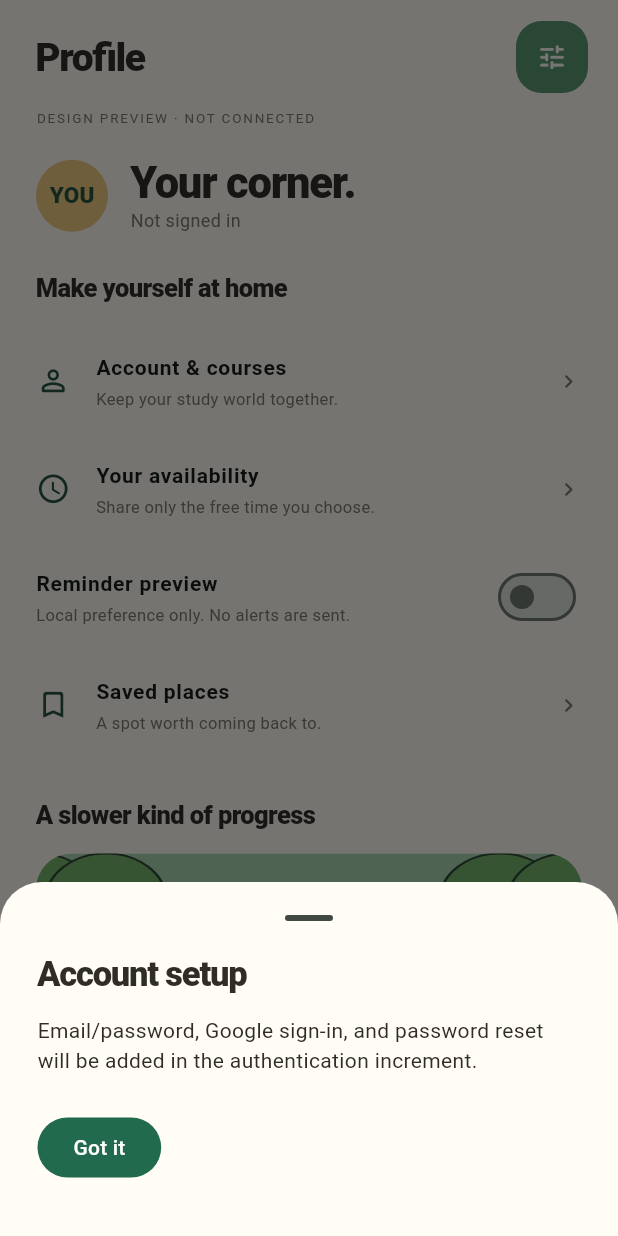
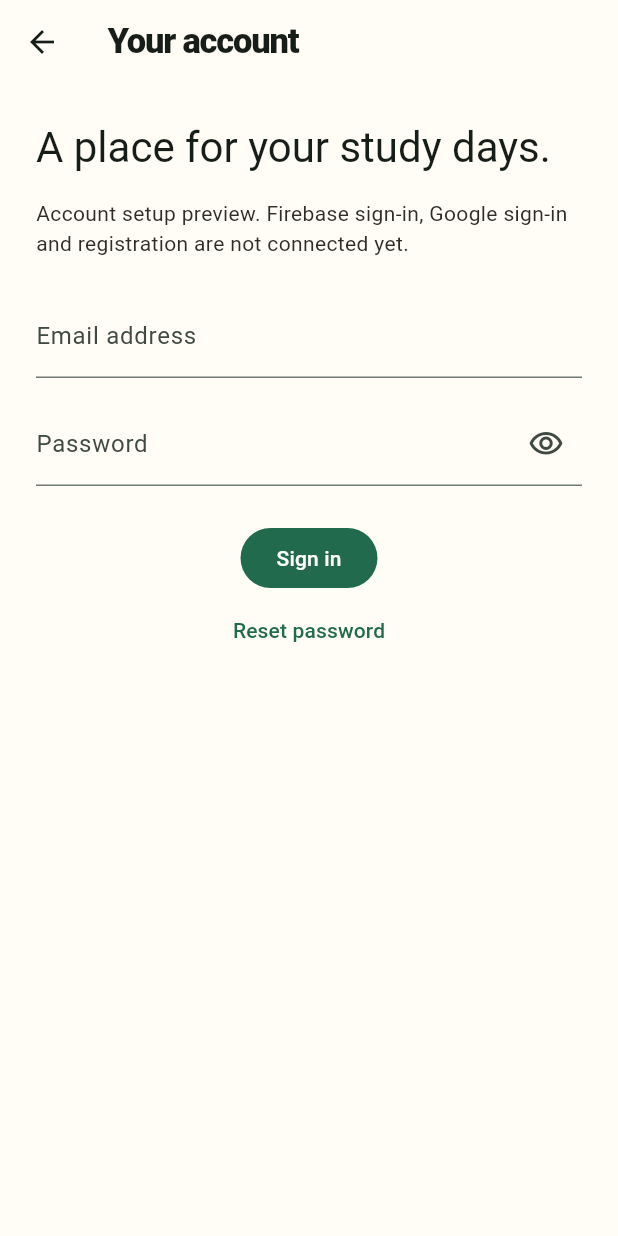
Before and after one commit to ozemoya/focusnflow, a Flutter app: the screen it shows after launch, item 4 of the bottom bar chosen, after a tap on "Account & courses", on a phone screen of 412 x 824 dp. Run offline on Flutter 3.47's test engine with Material 3 defaults, Android fonts, the phone set to English and light mode, and no system bars.

Commit message:
Add validated account form and request lifecycle foundation
Closes #1. Keep cloud authentication explicitly unavailable until Firebase is configured; verify local validation, request locking, reset privacy and failure recovery.

```diff
--- /dev/null
+++ b/lib/auth/account_service.dart
@@ -0,0 +1,48 @@
+class Account {
+  const Account({required this.uid, required this.email});
+
+  final String uid;
+  final String email;
+}
+
+abstract interface class AccountService {
+  Future<Account> signIn(String email, String password);
+  Future<void> resetPassword(String email);
+}
+
+class AccountFailure implements Exception {
+  const AccountFailure(this.message);
+
+  final String message;
+}
+
+class UnconfiguredAccountService implements AccountService {
+  const UnconfiguredAccountService();
+
+  static const message =
+      'Account services are not connected yet. No details were sent.';
+
+  @override
+  Future<Account> signIn(String email, String password) async {
+    throw const AccountFailure(message);
+  }
+
+  @override
+  Future<void> resetPassword(String email) async {
+    throw const AccountFailure(message);
+  }
+}
+
+String? validateEmail(String? value) {
+  final email = value?.trim() ?? '';
+  if (email.isEmpty) return 'Enter your email address.';
+  if (email.length > 254 ||
+      !RegExp(r'^[^\s@]+@[^\s@]+\.[^\s@]+$').hasMatch(email)) {
+    return 'Enter a valid email address.';
+  }
+  return null;
+}
+
+String? validateSignInPassword(String? value) {
+  return value == null || value.isEmpty ? 'Enter your password.' : null;
+}
--- /dev/null
+++ b/lib/auth/sign_in_page.dart
@@ -0,0 +1,159 @@
+import 'package:flutter/material.dart';
+
+import 'account_service.dart';
+
+class SignInPage extends StatefulWidget {
+  const SignInPage({
+    super.key,
+    this.service = const UnconfiguredAccountService(),
+  });
+
+  final AccountService service;
+
+  @override
+  State<SignInPage> createState() => _SignInPageState();
+}
+
+class _SignInPageState extends State<SignInPage> {
+  final form = GlobalKey<FormState>();
+  final email = TextEditingController();
+  final password = TextEditingController();
+  bool busy = false;
+  bool hidePassword = true;
+  String? message;
+
+  @override
+  void dispose() {
+    email.dispose();
+    password.dispose();
+    super.dispose();
+  }
+
+  Future<void> submit({bool reset = false}) async {
+    if (busy) return;
+    FocusScope.of(context).unfocus();
+    setState(() => message = null);
+    if (reset) {
+      final error = validateEmail(email.text);
+      if (error != null) {
+        setState(() => message = error);
+        return;
+      }
+    } else if (!form.currentState!.validate()) {
+      return;
+    }
+    setState(() => busy = true);
+    try {
+      if (reset) {
+        await widget.service.resetPassword(email.text.trim());
+        if (!mounted) return;
+        setState(() {
+          message = 'If this address has an account, check your inbox for a reset link.';
+        });
+      } else {
+        final account = await widget.service.signIn(
+          email.text.trim(),
+          password.text,
+        );
+        if (!mounted) return;
+        Navigator.of(context).pop(account);
+      }
+    } on AccountFailure catch (error) {
+      if (mounted) setState(() => message = error.message);
+    } catch (_) {
+      if (mounted) {
+        setState(
+          () => message = 'We could not reach account services. Try again.',
+        );
+      }
+    } finally {
+      if (mounted) setState(() => busy = false);
+    }
+  }
+
+  @override
+  Widget build(BuildContext context) => Scaffold(
+    appBar: AppBar(title: const Text('Your account')),
+    body: Center(
+      child: ConstrainedBox(
+        constraints: const BoxConstraints(maxWidth: 480),
+        child: ListView(
+          padding: const EdgeInsets.all(24),
+          children: [
+            Text(
+              'A place for your study days.',
+              style: Theme.of(context).textTheme.headlineMedium,
+            ),
+            const SizedBox(height: 16),
+            const Text(
+              'Account setup preview. Firebase sign-in, Google sign-in and registration are not connected yet.',
+            ),
+            const SizedBox(height: 24),
+            Form(
+              key: form,
+              child: AutofillGroup(
+                child: Column(
+                  children: [
+                    TextFormField(
+                      key: const Key('account-email'),
+                      controller: email,
+                      enabled: !busy,
+                      keyboardType: TextInputType.emailAddress,
+                      autofillHints: const [AutofillHints.email],
+                      textInputAction: TextInputAction.next,
+                      decoration: const InputDecoration(
+                        labelText: 'Email address',
+                      ),
+                      validator: validateEmail,
+                    ),
+                    const SizedBox(height: 16),
+                    TextFormField(
+                      key: const Key('account-password'),
+                      controller: password,
+                      enabled: !busy,
+                      obscureText: hidePassword,
+                      autofillHints: const [AutofillHints.password],
+                      enableSuggestions: false,
+                      autocorrect: false,
+                      onFieldSubmitted: (_) => submit(),
+                      decoration: InputDecoration(
+                        labelText: 'Password',
+                        suffixIcon: IconButton(
+                          tooltip: hidePassword
+                              ? 'Show password'
+                              : 'Hide password',
+                          onPressed: busy
+                              ? null
+                              : () => setState(
+                                  () => hidePassword = !hidePassword,
+                                ),
+                          icon: Icon(
+                            hidePassword
+                                ? Icons.visibility_outlined
+                                : Icons.visibility_off_outlined,
+                          ),
+                        ),
+                      ),
+                      validator: validateSignInPassword,
+                    ),
+                    const SizedBox(height: 24),
+                    FilledButton(
+                      onPressed: busy ? null : () => submit(),
+                      child: Text(busy ? 'Please wait…' : 'Sign in'),
+                    ),
+                    TextButton(
+                      onPressed: busy ? null : () => submit(reset: true),
+                      child: const Text('Reset password'),
+                    ),
+                  ],
+                ),
+              ),
+            ),
+            if (message != null)
+              Semantics(liveRegion: true, child: Text(message!)),
+          ],
+        ),
+      ),
+    ),
+  );
+}
--- a/lib/main.dart
+++ b/lib/main.dart
@@ -1,6 +1,7 @@
 import 'package:flutter/material.dart';
 
 import 'ui/study_art.dart';
+import 'auth/sign_in_page.dart';
 
 void main() => runApp(const FocusNFlowApp());
 const cream = Color(0xfffffdf6),
@@ -559,10 +560,8 @@ class _StudyHomeState extends State<StudyHome> {
       icon: Icons.person_outline_rounded,
       title: 'Account & courses',
       subtitle: 'Keep your study world together.',
-      onTap: () => previewMessage(
-        'Account setup',
-        'Email/password, Google sign-in, and password reset will be added in the authentication increment.',
-      ),
+      onTap: () => Navigator.of(context)
+          .push(MaterialPageRoute<Object?>(builder: (_) => const SignInPage())),
     ),
     _SoftRow(
       icon: Icons.schedule_rounded,
```
Also changed, not shown: 5 other files.
